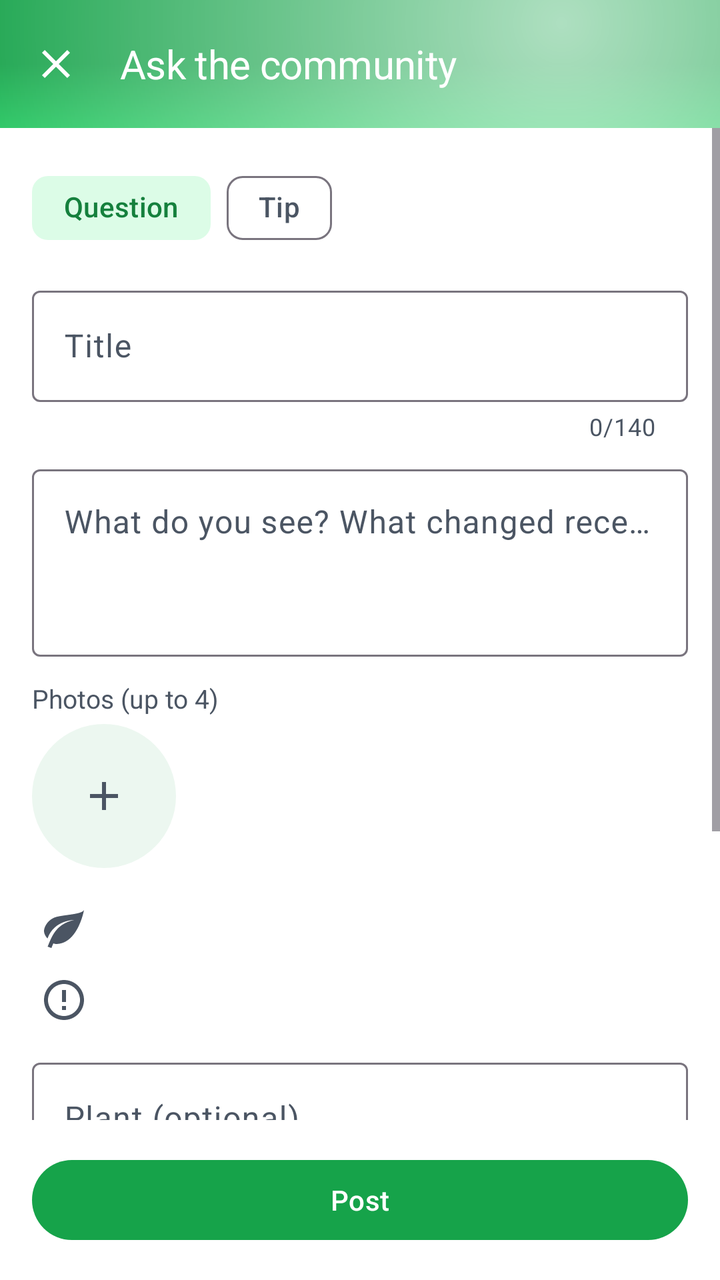
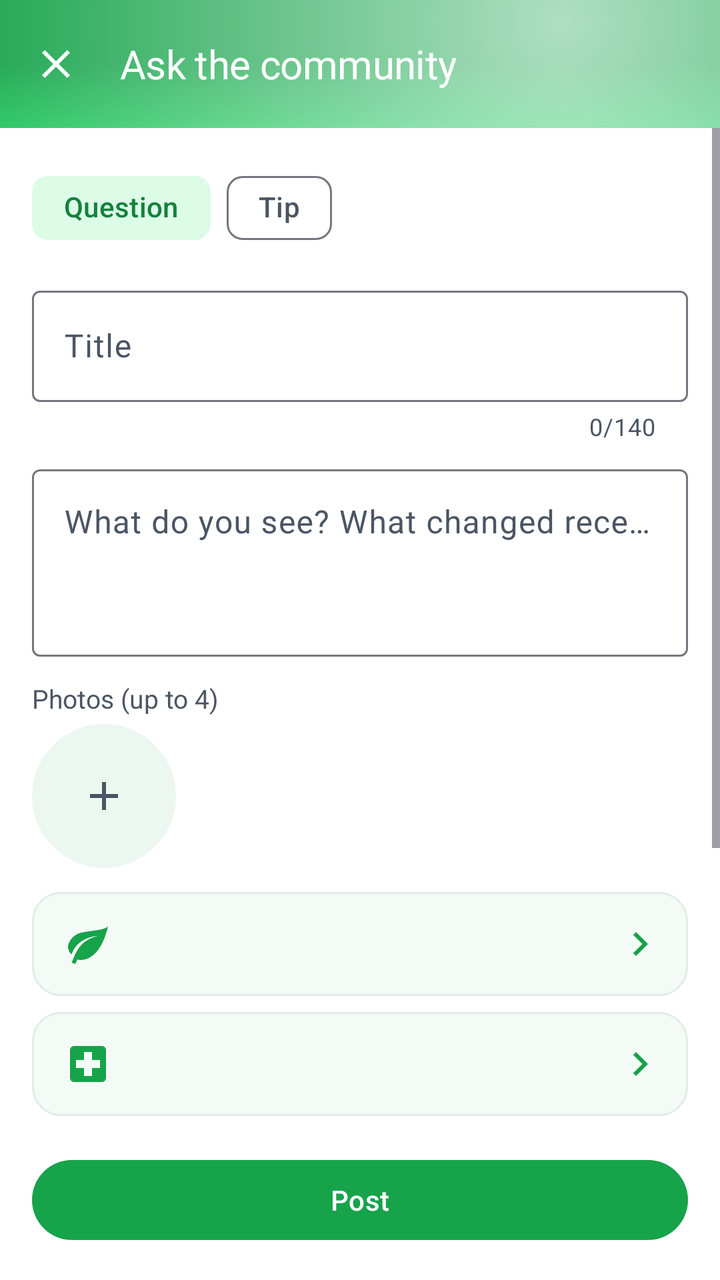

Compare the two renders of this Android layout. The source of the first and the diff that turns it into the second are given below.
<!-- AndroidManifest.xml: application theme Theme.PlantDiseases -->
<!-- res/layout/activity_forum_compose.xml -->
<?xml version="1.0" encoding="utf-8"?>
<LinearLayout xmlns:android="http://schemas.android.com/apk/res/android"
    xmlns:app="http://schemas.android.com/apk/res-auto"
    android:layout_width="match_parent"
    android:layout_height="match_parent"
    android:background="@color/background"
    android:orientation="vertical">

    <com.google.android.material.appbar.AppBarLayout
        android:id="@+id/app_bar"
        android:layout_width="match_parent"
        android:layout_height="wrap_content"
        android:background="@drawable/bg_toolbar_gradient"
        app:elevation="0dp">

        <com.google.android.material.appbar.MaterialToolbar
            android:id="@+id/toolbar"
            android:layout_width="match_parent"
            android:layout_height="?attr/actionBarSize"
            android:background="@android:color/transparent"
            app:navigationIcon="@drawable/ic_close"
            app:navigationIconTint="@color/toolbar_title"
            app:title="@string/forum_compose_title"
            app:titleTextAppearance="@style/TextAppearance.App.Toolbar"
            app:titleTextColor="@color/toolbar_title" />

    </com.google.android.material.appbar.AppBarLayout>

    <ScrollView
        android:layout_width="match_parent"
        android:layout_height="0dp"
        android:layout_weight="1">

        <LinearLayout
            android:layout_width="match_parent"
            android:layout_height="wrap_content"
            android:orientation="vertical"
            android:padding="@dimen/space_lg">

            <com.google.android.material.chip.ChipGroup
                android:id="@+id/chip_kind"
                android:layout_width="match_parent"
                android:layout_height="wrap_content"
                app:chipSpacingHorizontal="@dimen/space_sm"
                app:selectionRequired="true"
                app:singleSelection="true">

                <com.google.android.material.chip.Chip
                    android:id="@+id/chip_question"
                    style="@style/Widget.Material3.Chip.Filter"
                    android:layout_width="wrap_content"
                    android:layout_height="wrap_content"
                    android:checked="true"
                    android:text="@string/forum_kind_question"
                    app:checkedIconEnabled="false"
                    app:chipBackgroundColor="@color/chip_bg_color" />

                <com.google.android.material.chip.Chip
                    android:id="@+id/chip_scan"
                    style="@style/Widget.Material3.Chip.Filter"
                    android:layout_width="wrap_content"
                    android:layout_height="wrap_content"
                    android:text="@string/forum_kind_scan"
                    android:visibility="gone"
                    app:checkedIconEnabled="false"
                    app:chipBackgroundColor="@color/chip_bg_color" />

                <com.google.android.material.chip.Chip
                    android:id="@+id/chip_recovery"
                    style="@style/Widget.Material3.Chip.Filter"
                    android:layout_width="wrap_content"
                    android:layout_height="wrap_content"
                    android:text="@string/forum_kind_recovery"
                    android:visibility="gone"
                    app:checkedIconEnabled="false"
                    app:chipBackgroundColor="@color/chip_bg_color" />

                <com.google.android.material.chip.Chip
                    android:id="@+id/chip_tip"
                    style="@style/Widget.Material3.Chip.Filter"
                    android:layout_width="wrap_content"
                    android:layout_height="wrap_content"
                    android:text="@string/forum_kind_tip"
                    app:checkedIconEnabled="false"
                    app:chipBackgroundColor="@color/chip_bg_color" />

            </com.google.android.material.chip.ChipGroup>

            <com.google.android.material.textfield.TextInputLayout
                android:id="@+id/til_title"
                style="@style/Widget.Material3.TextInputLayout.OutlinedBox"
                android:layout_width="match_parent"
                android:layout_height="wrap_content"
                android:layout_marginTop="@dimen/space_md"
                android:hint="@string/forum_field_title"
                app:counterEnabled="true"
                app:counterMaxLength="140">

                <com.google.android.material.textfield.TextInputEditText
                    android:id="@+id/et_title"
                    android:layout_width="match_parent"
                    android:layout_height="wrap_content"
                    android:inputType="textCapSentences"
                    android:maxLength="140" />

            </com.google.android.material.textfield.TextInputLayout>

            <com.google.android.material.textfield.TextInputLayout
                style="@style/Widget.Material3.TextInputLayout.OutlinedBox"
                android:layout_width="match_parent"
                android:layout_height="wrap_content"
                android:layout_marginTop="@dimen/space_sm"
                android:hint="@string/forum_field_body">

                <com.google.android.material.textfield.TextInputEditText
                    android:id="@+id/et_body"
                    android:layout_width="match_parent"
                    android:layout_height="wrap_content"
                    android:gravity="top"
                    android:inputType="textMultiLine|textCapSentences"
                    android:maxLength="4000"
                    android:minLines="3" />

            </com.google.android.material.textfield.TextInputLayout>

            <com.google.android.material.card.MaterialCardView
                android:id="@+id/card_similar"
                style="@style/App.GlassCard"
                android:layout_width="match_parent"
                android:layout_height="wrap_content"
                android:layout_marginTop="@dimen/space_sm"
                android:visibility="gone"
                app:cardBackgroundColor="@color/warning_amber_bg">

                <LinearLayout
                    android:layout_width="match_parent"
                    android:layout_height="wrap_content"
                    android:orientation="vertical">

                    <TextView
                        android:layout_width="match_parent"
                        android:layout_height="wrap_content"
                        android:drawablePadding="6dp"
                        android:fontFamily="sans-serif-medium"
                        android:text="@string/forum_similar_title"
                        android:textColor="@color/on_surface"
                        app:drawableStartCompat="@drawable/ic_search"
                        app:drawableTint="@color/warning_amber" />

                    <LinearLayout
                        android:id="@+id/ll_similar"
                        android:layout_width="match_parent"
                        android:layout_height="wrap_content"
                        android:orientation="vertical" />

                </LinearLayout>

            </com.google.android.material.card.MaterialCardView>

            <TextView
                android:id="@+id/tv_photos_label"
                android:layout_width="match_parent"
                android:layout_height="wrap_content"
                android:layout_marginTop="@dimen/space_md"
                android:text="@string/forum_field_photos"
                android:textColor="@color/on_surface_secondary"
                android:textSize="@dimen/text_body_sm" />

            <HorizontalScrollView
                android:id="@+id/photos_scroll"
                android:layout_width="match_parent"
                android:layout_height="wrap_content"
                android:layout_marginTop="@dimen/space_xs"
                android:scrollbars="none">

                <LinearLayout
                    android:id="@+id/ll_photos"
                    android:layout_width="wrap_content"
                    android:layout_height="wrap_content"
                    android:orientation="horizontal">

                    <ImageButton
                        android:id="@+id/btn_add_photo"
                        android:layout_width="@dimen/forum_compose_thumb"
                        android:layout_height="@dimen/forum_compose_thumb"
                        android:background="@drawable/bg_forum_badge"
                        android:contentDescription="@string/forum_add_photo"
                        android:src="@drawable/ic_add"
                        app:tint="@color/on_surface_secondary" />

                </LinearLayout>

            </HorizontalScrollView>

            <TextView
                android:id="@+id/tv_scan"
                style="@style/Forum.Badge"
                android:layout_width="wrap_content"
                android:layout_height="wrap_content"
                android:layout_marginTop="@dimen/space_sm"
                android:drawablePadding="6dp"
                android:textColor="@color/neutral_blue"
                android:visibility="gone"
                app:drawableStartCompat="@drawable/ic_sparkle"
                app:drawableTint="@color/neutral_blue" />

            <TextView
                android:id="@+id/tv_space"
                style="@style/Forum.Action"
                android:layout_width="match_parent"
                android:layout_height="wrap_content"
                android:layout_marginTop="@dimen/space_md"
                android:textColor="@color/on_surface"
                app:drawableStartCompat="@drawable/ic_leaf" />

            <TextView
                android:id="@+id/tv_condition"
                style="@style/Forum.Action"
                android:layout_width="match_parent"
                android:layout_height="wrap_content"
                android:textColor="@color/on_surface"
                app:drawableStartCompat="@drawable/ic_disease" />

            <com.google.android.material.textfield.TextInputLayout
                style="@style/Widget.Material3.TextInputLayout.OutlinedBox"
                android:layout_width="match_parent"
                android:layout_height="wrap_content"
                android:layout_marginTop="@dimen/space_sm"
                android:hint="@string/forum_field_species">

                <com.google.android.material.textfield.TextInputEditText
                    android:id="@+id/et_species"
                    android:layout_width="match_parent"
                    android:layout_height="wrap_content"
                    android:inputType="textCapWords"
                    android:maxLength="80" />

            </com.google.android.material.textfield.TextInputLayout>

            <com.google.android.material.materialswitch.MaterialSwitch
                android:id="@+id/switch_consent"
                android:layout_width="match_parent"
                android:layout_height="wrap_content"
                android:layout_marginTop="@dimen/space_md"
                android:text="@string/forum_training_consent" />

            <TextView
                style="@style/Forum.Meta"
                android:layout_width="match_parent"
                android:layout_height="wrap_content"
                android:maxLines="4"
                android:text="@string/forum_training_consent_hint" />

            <com.google.android.material.materialswitch.MaterialSwitch
                android:id="@+id/switch_urgent"
                android:layout_width="match_parent"
                android:layout_height="wrap_content"
                android:layout_marginTop="@dimen/space_sm"
                android:text="@string/forum_urgent" />

        </LinearLayout>

    </ScrollView>

    <com.google.android.material.button.MaterialButton
        android:id="@+id/btn_post"
        style="@style/App.Button.Filled"
        android:layout_width="match_parent"
        android:layout_height="wrap_content"
        android:layout_margin="@dimen/space_lg"
        android:text="@string/forum_publish" />

</LinearLayout>
<!-- resources referenced by this layout -->
<resources>
  <color name="background">#FFFFFF</color>
  <color name="neutral_blue">#2563EB</color>
  <color name="on_surface">#052E16</color>
  <color name="on_surface_secondary">#4B5563</color>
  <color name="toolbar_title">#FFFFFF</color>
  <color name="warning_amber">#D97706</color>
  <color name="warning_amber_bg">#FEF3C7</color>
  <dimen name="forum_compose_thumb">72dp</dimen>
  <dimen name="space_lg">16dp</dimen>
  <dimen name="space_md">12dp</dimen>
  <dimen name="space_sm">8dp</dimen>
  <dimen name="space_xs">4dp</dimen>
  <dimen name="text_body_sm">13sp</dimen>
  <!-- drawable ic_disease (drawable) -->
  <vector xmlns:android="http://schemas.android.com/apk/res/android"
      android:width="24dp"
      android:height="24dp"
      android:viewportWidth="24"
      android:viewportHeight="24">
      <path
          android:fillColor="#E53935"
          android:pathData="M11,15h2v2h-2zM11,7h2v6h-2zM11.99,2C6.47,2 2,6.48 2,12s4.47,10 9.99,10C17.52,22 22,17.52 22,12S17.52,2 11.99,2zM12,20c-4.42,0 -8,-3.58 -8,-8s3.58,-8 8,-8 8,3.58 8,8 -3.58,8 -8,8z" />
  </vector>
  <string name="forum_field_title">Title</string>
  <string name="forum_kind_scan">Scan</string>
  <string name="forum_kind_tip">Tip</string>
  <string name="forum_publish">Post</string>
  <string name="forum_training_consent_hint">If the community agrees on a diagnosis, the photos help train the model. Location and camera details are removed. Off unless you turn it on.</string>
  <string name="forum_urgent">Urgent: spreading fast</string>
  <style name="Forum.Action" parent="">
          <item name="android:background">?attr/selectableItemBackgroundBorderless</item>
          <item name="android:drawablePadding">4dp</item>
          <item name="android:gravity">center_vertical</item>
          <item name="android:minHeight">36dp</item>
          <item name="android:paddingStart">4dp</item>
          <item name="android:paddingEnd">8dp</item>
          <item name="android:textColor">@color/on_surface_secondary</item>
          <item name="android:textSize">@dimen/text_body_sm</item>
          <item name="drawableTint">@color/on_surface_secondary</item>
      </style>
  <color name="surface_container">#ECF7F0</color>
  <color name="toolbar_top">#16A34A</color>
  <color name="gradient_mid">#16A34A</color>
  <color name="toolbar_bottom">#22C55E</color>
  <color name="glass_white_soft">#A6FFFFFF</color>
  <color name="primary">#16A34A</color>
  <color name="on_primary">#FFFFFF</color>
  <color name="primary_dark">#15803D</color>
  <dimen name="space_2xl">24dp</dimen>
  <dimen name="text_body">14sp</dimen>
  <dimen name="radius_lg">22dp</dimen>
  <dimen name="glass_stroke_width">1dp</dimen>
  <color name="card_stroke">#D1D5DB</color>
  <dimen name="text_caption">11sp</dimen>
  <dimen name="forum_text_meta">12sp</dimen>
  <dimen name="text_title">20sp</dimen>
  <color name="primary_light">#DCFCE7</color>
  <color name="secondary">#4ADE80</color>
  <color name="on_secondary">#052E16</color>
  <color name="surface">#FFFFFF</color>
  <color name="surface_variant">#F0FDF4</color>
  <!-- unchanged entries left out for length: 30 -->
</resources>

<!-- the commit's change to res/layout/activity_forum_compose.xml (unified diff, before → after) -->
@@ -206,20 +206,19 @@
 
             <TextView
                 android:id="@+id/tv_space"
-                style="@style/Forum.Action"
-                android:layout_width="match_parent"
-                android:layout_height="wrap_content"
-                android:layout_marginTop="@dimen/space_md"
-                android:textColor="@color/on_surface"
+                style="@style/Forum.PickerRow"
+                android:layout_width="match_parent"
+                android:layout_height="wrap_content"
+                android:layout_marginTop="@dimen/space_md"
                 app:drawableStartCompat="@drawable/ic_leaf" />
 
             <TextView
                 android:id="@+id/tv_condition"
-                style="@style/Forum.Action"
-                android:layout_width="match_parent"
-                android:layout_height="wrap_content"
-                android:textColor="@color/on_surface"
-                app:drawableStartCompat="@drawable/ic_disease" />
+                style="@style/Forum.PickerRow"
+                android:layout_width="match_parent"
+                android:layout_height="wrap_content"
+                android:layout_marginTop="@dimen/space_sm"
+                app:drawableStartCompat="@drawable/ic_first_aid" />
 
             <com.google.android.material.textfield.TextInputLayout
                 style="@style/Widget.Material3.TextInputLayout.OutlinedBox"
@@ -242,6 +241,7 @@
                 android:layout_width="match_parent"
                 android:layout_height="wrap_content"
                 android:layout_marginTop="@dimen/space_md"
+                android:checked="true"
                 android:text="@string/forum_training_consent" />
 
             <TextView
@@ -250,13 +250,6 @@
                 android:layout_height="wrap_content"
                 android:maxLines="4"
                 android:text="@string/forum_training_consent_hint" />
-
-            <com.google.android.material.materialswitch.MaterialSwitch
-                android:id="@+id/switch_urgent"
-                android:layout_width="match_parent"
-                android:layout_height="wrap_content"
-                android:layout_marginTop="@dimen/space_sm"
-                android:text="@string/forum_urgent" />
 
         </LinearLayout>
 
<!-- resource entries referenced after the edit -->
@@ -13,32 +13,34 @@
   <dimen name="space_sm">8dp</dimen>
   <dimen name="space_xs">4dp</dimen>
   <dimen name="text_body_sm">13sp</dimen>
-  <!-- drawable ic_disease (drawable) -->
+  <!-- drawable ic_first_aid (drawable) -->
+  <?xml version="1.0" encoding="utf-8"?>
   <vector xmlns:android="http://schemas.android.com/apk/res/android"
       android:width="24dp"
       android:height="24dp"
       android:viewportWidth="24"
-      android:viewportHeight="24">
+      android:viewportHeight="24"
+      android:tint="?attr/colorControlNormal">
       <path
-          android:fillColor="#E53935"
-          android:pathData="M11,15h2v2h-2zM11,7h2v6h-2zM11.99,2C6.47,2 2,6.48 2,12s4.47,10 9.99,10C17.52,22 22,17.52 22,12S17.52,2 11.99,2zM12,20c-4.42,0 -8,-3.58 -8,-8s3.58,-8 8,-8 8,3.58 8,8 -3.58,8 -8,8z" />
+          android:fillColor="@android:color/white"
+          android:pathData="M19,3H5c-1.1,0 -1.99,0.9 -1.99,2L3,19c0,1.1 0.9,2 2,2h14c1.1,0 2,-0.9 2,-2V5c0,-1.1 -0.9,-2 -2,-2zM18,14h-4v4h-4v-4H6v-4h4V6h4v4h4v4z" />
   </vector>
   <string name="forum_field_title">Title</string>
   <string name="forum_kind_scan">Scan</string>
   <string name="forum_kind_tip">Tip</string>
   <string name="forum_publish">Post</string>
-  <string name="forum_training_consent_hint">If the community agrees on a diagnosis, the photos help train the model. Location and camera details are removed. Off unless you turn it on.</string>
-  <string name="forum_urgent">Urgent: spreading fast</string>
-  <style name="Forum.Action" parent="">
-          <item name="android:background">?attr/selectableItemBackgroundBorderless</item>
-          <item name="android:drawablePadding">4dp</item>
+  <string name="forum_training_consent_hint">If the community agrees on a diagnosis, the photos help train the model. Location and camera details are removed. You can turn this off.</string>
+  <style name="Forum.PickerRow" parent="">
+          <item name="android:background">@drawable/bg_forum_picker_row</item>
+          <item name="android:drawablePadding">12dp</item>
           <item name="android:gravity">center_vertical</item>
-          <item name="android:minHeight">36dp</item>
-          <item name="android:paddingStart">4dp</item>
-          <item name="android:paddingEnd">8dp</item>
-          <item name="android:textColor">@color/on_surface_secondary</item>
-          <item name="android:textSize">@dimen/text_body_sm</item>
-          <item name="drawableTint">@color/on_surface_secondary</item>
+          <item name="android:minHeight">52dp</item>
+          <item name="android:paddingStart">16dp</item>
+          <item name="android:paddingEnd">12dp</item>
+          <item name="android:textColor">@color/on_surface</item>
+          <item name="android:textSize">@dimen/text_body</item>
+          <item name="drawableTint">@color/primary</item>
+          <item name="drawableEndCompat">@drawable/ic_chevron_right</item>
       </style>
   <color name="surface_container">#ECF7F0</color>
   <color name="toolbar_top">#16A34A</color>
@@ -55,12 +57,31 @@
   <color name="card_stroke">#D1D5DB</color>
   <dimen name="text_caption">11sp</dimen>
   <dimen name="forum_text_meta">12sp</dimen>
+  <!-- drawable bg_forum_picker_row (drawable) -->
+  <?xml version="1.0" encoding="utf-8"?>
+  <ripple xmlns:android="http://schemas.android.com/apk/res/android"
+      android:color="@color/forum_card_stroke">
+      <item>
+          <shape android:shape="rectangle">
+              <corners android:radius="14dp" />
+              <solid android:color="@color/surface_container_low" />
+              <stroke
+                  android:width="1dp"
+                  android:color="@color/forum_card_stroke" />
+          </shape>
+      </item>
+  </ripple>
+  <!-- drawable ic_chevron_right (drawable) -->
+  <vector xmlns:android="http://schemas.android.com/apk/res/android" android:width="24dp" android:height="24dp" android:viewportWidth="24" android:viewportHeight="24">
+      <path android:fillColor="#000000" android:pathData="M10,6L8.59,7.41 13.17,12l-4.58,4.59L10,18l6,-6z"/>
+  </vector>
   <dimen name="text_title">20sp</dimen>
   <color name="primary_light">#DCFCE7</color>
   <color name="secondary">#4ADE80</color>
   <color name="on_secondary">#052E16</color>
   <color name="surface">#FFFFFF</color>
   <color name="surface_variant">#F0FDF4</color>
+  <color name="forum_card_stroke">#E1ECE4</color>
   <!-- unchanged entries left out for length: 30 -->
 </resources>
 
